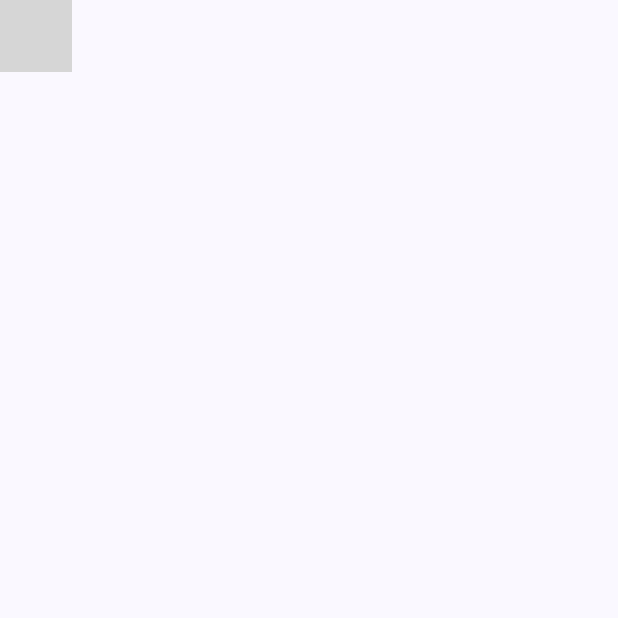
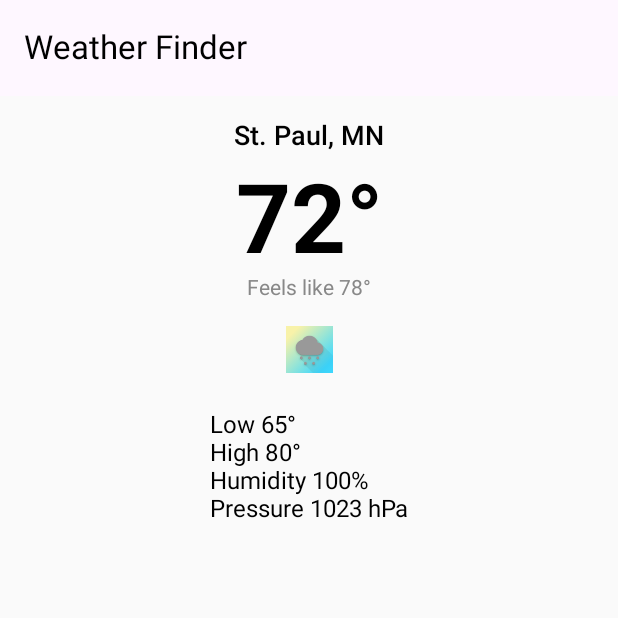
Before and after one commit to Saaidhusein1/SaaidRepository, an Android app built with Jetpack Compose: the screen it shows after launch (MainActivity), on a phone screen of 412 x 824 dp, the top half of it. Run offline under Robolectric (Android 15) with nearby library versions, the phone set to English and light mode, and no system bars; grey boxes are pictures that could not be loaded.

Commit message:
Updated Weather Finder UI

```diff
--- a/app/src/main/java/com/example/myapplicationweather342/MainActivity.kt
+++ b/app/src/main/java/com/example/myapplicationweather342/MainActivity.kt
@@ -3,45 +3,81 @@ package com.example.myapplicationweather342
 import android.os.Bundle
 import androidx.activity.ComponentActivity
 import androidx.activity.compose.setContent
-import androidx.activity.enableEdgeToEdge
-import androidx.compose.foundation.layout.fillMaxSize
-import androidx.compose.foundation.layout.padding
-import androidx.compose.material3.Scaffold
-import androidx.compose.material3.Text
-import androidx.compose.runtime.Composable
+import androidx.compose.foundation.Image
+import androidx.compose.foundation.background
+import androidx.compose.foundation.layout.*
+import androidx.compose.material3.*
+import androidx.compose.runtime.*
+import androidx.compose.ui.Alignment
 import androidx.compose.ui.Modifier
-import androidx.compose.ui.tooling.preview.Preview
-import com.example.myapplicationweather342.ui.theme.MyApplicationWeather342Theme
+import androidx.compose.ui.graphics.Color
+import androidx.compose.ui.res.painterResource
+import androidx.compose.ui.text.font.FontWeight
+import androidx.compose.ui.text.style.TextAlign
+import androidx.compose.ui.unit.dp
+import androidx.compose.ui.unit.sp
 
 class MainActivity : ComponentActivity() {
     override fun onCreate(savedInstanceState: Bundle?) {
         super.onCreate(savedInstanceState)
-        enableEdgeToEdge()
         setContent {
-            MyApplicationWeather342Theme {
-                Scaffold(modifier = Modifier.fillMaxSize()) { innerPadding ->
-                    Greeting(
-                        name = "Android",
-              3          modifier = Modifier.padding(innerPadding)
-                    )
-                }
+            WeatherScreen() // ✅ This should be the main UI
+        }
+    }
+}
+
+@OptIn(ExperimentalMaterial3Api::class)
+@Composable
+fun WeatherScreen() {
+    Column(
+        modifier = Modifier.fillMaxSize()
+    ) {
+        // Top Bar
+        TopAppBar(
+            title = { Text("Weather Finder", color = Color.Black) },
+            modifier = Modifier
+                .fillMaxWidth()
+                .background(Color.Gray),
+        )
+
+        Spacer(modifier = Modifier.height(16.dp))
+
+        // Weather Information
+        Column(
+            modifier = Modifier.fillMaxWidth(),
+            horizontalAlignment = Alignment.CenterHorizontally
+        ) {
+            Text("St. Paul, MN", fontSize = 18.sp, fontWeight = FontWeight.Medium)
+
+            Spacer(modifier = Modifier.height(8.dp))
+
+            Text(
+                text = "72°",
+                fontSize = 64.sp,
+                fontWeight = FontWeight.Bold,
+                textAlign = TextAlign.Center
+            )
+
+            Text("Feels like 78°", fontSize = 14.sp, color = Color.Gray)
+
+            Spacer(modifier = Modifier.height(8.dp))
+
+            // Weather Icon (Replace with your actual icon resource)
+            Image(
+                painter = painterResource(id = R.mipmap.ic_launcher_foreground), // Change from drawable to mipmap
+                contentDescription = "Weather Icon",
+                modifier = Modifier.size(50.dp)
+            )
+
+            Spacer(modifier = Modifier.height(16.dp))
+
+            // Additional Weather Details
+            Column {
+                Text("Low 65°", fontSize = 16.sp)
+                Text("High 80°", fontSize = 16.sp)
+                Text("Humidity 100%", fontSize = 16.sp)
+                Text("Pressure 1023 hPa", fontSize = 16.sp)
             }
         }
     }
 }
-
-@Composable
-fun Greeting(name: String, modifier: Modifier = Modifier) {
-    Text(
-        text = "Hello $name!",
-        modifier = modifier
-    )
-}
-
-@Preview(showBackground = true)
-@Composable
-fun GreetingPreview() {
-    MyApplicationWeather342Theme {
-        Greeting("Android")
-    }
-}
```
